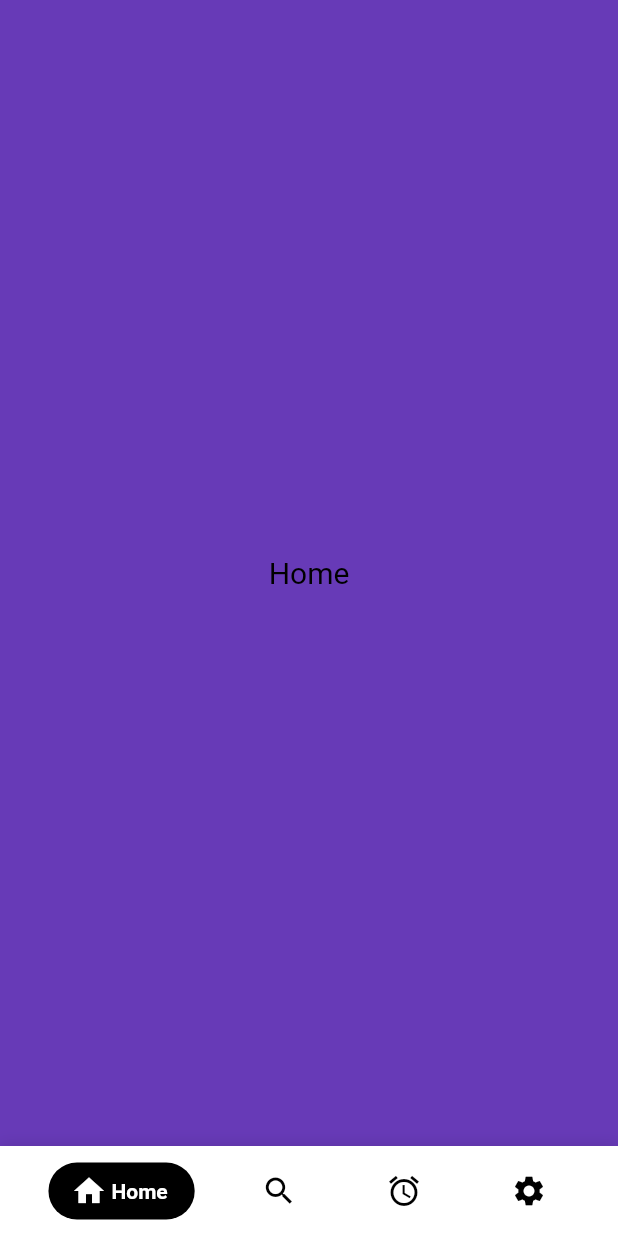
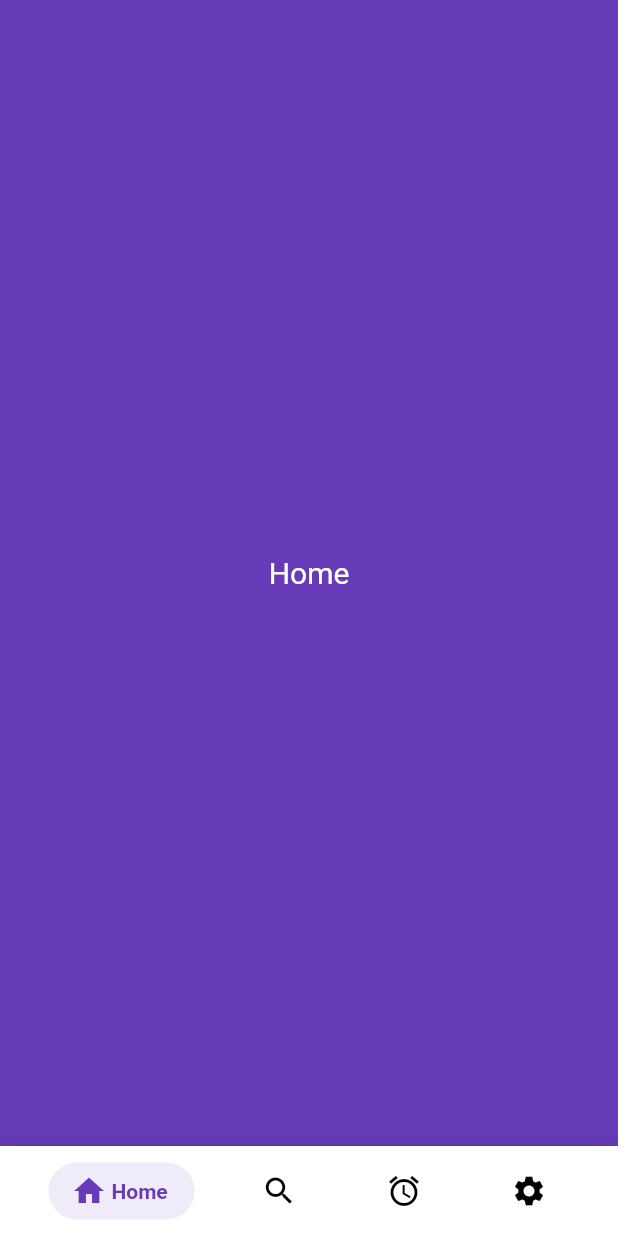
Before and after one commit to kushalmahapatro/cuberto_bottom_bar, a Flutter app: the screen it shows after launch, on a phone screen of 412 x 824 dp. Run offline on Flutter 3.47's test engine with Material 2 defaults, Android fonts, the light colour scheme and no system bars.

```diff
--- a/example/lib/main.dart
+++ b/example/lib/main.dart
@@ -41,7 +41,7 @@ class _MyHomePageState extends State<MyHomePage> {
         child: Center(
             child: Text(
           currentTitle,
-          style: TextStyle(color: inactiveColor, fontSize: 20.0),
+          style: TextStyle(color: Colors.white, fontSize: 20.0),
         )),
       ),
       drawer: new Container(
@@ -60,9 +60,9 @@ class _MyHomePageState extends State<MyHomePage> {
           )),
       bottomNavigationBar: CubertoBottomBar(
         inactiveIconColor: inactiveColor,
-        tabStyle: CubertoTabStyle.STYLE_NORMAL,
+        tabStyle: CubertoTabStyle.STYLE_FADED_BACKGROUND,
         initialSelection: 0,
-        drawer: CubertoDrawer.NO_DRAWER,
+//        drawer: CubertoDrawer(style: CubertoDrawerStyle.END_DRAWER, icon: Icon(Icons.sort)),
         tabs: [
           TabData(
               iconData: Icons.home, title: "Home", tabColor: Colors.deepPurple),
--- a/lib/cuberto_bottom_bar.dart
+++ b/lib/cuberto_bottom_bar.dart
@@ -11,13 +11,28 @@ const int ANIM_DURATION = 300;
 class CubertoBottomBar extends StatefulWidget {
   final Function(int position, String title, Color tabColor)
       onTabChangedListener;
+  /// This color is used to show that the tab is inactive i.e not selected
   final Color inactiveIconColor;
+
+  /// This color is used to specify the tab color
   final Color tabColor;
+
+  /// This color is used to specify the color of text in the tab
   final Color textColor;
+
+  /// This color is used to set up the background color of the bottom bar
   final Color barBackgroundColor;
+
+  /// list of [TabData] to set up the bottom nav bar
   final List<TabData> tabs;
+
+  /// This color is used for the initial color of the text and the icon
   final int initialSelection;
+
+  /// To add a navgation drawer of [CubertoDrawer] type
   final CubertoDrawer drawer;
+
+  /// [CubertoTabStyle] to be defined as required, by default it will be [CubertoTabStyle.STYLE_NORMAL]
   final CubertoTabStyle tabStyle;
 
   final Key key;
@@ -56,8 +71,10 @@ class CubertoBottomBarState extends State<CubertoBottomBar>
   Color textColor;
   Color tabColor;
 
-  CubertoDrawer drawer;
+  CubertoDrawerStyle drawerStyle;
   CubertoTabStyle tabStyle;
+
+  Icon drawerIcon;
 
   @override
   void didChangeDependencies() {
@@ -83,9 +100,24 @@ class CubertoBottomBarState extends State<CubertoBottomBar>
   void initState() {
     super.initState();
     if (widget.drawer == null) {
-      drawer = CubertoDrawer.NO_DRAWER;
-    } else {
-      drawer = widget.drawer;
+      drawerStyle = CubertoDrawerStyle.NO_DRAWER;
+      drawerIcon = Icon(
+        Icons.menu,
+        color: inactiveIconColor,
+      );
+    } else{
+      if(widget.drawer.style != null)
+        drawerStyle = widget.drawer.style;
+      else
+        drawerStyle = CubertoDrawerStyle.NO_DRAWER;
+
+      if( widget.drawer.icon != null)
+        drawerIcon = widget.drawer.icon;
+      else
+        drawerIcon = Icon(
+          Icons.menu,
+          color: inactiveIconColor,
+        );
     }
     if (widget.tabStyle == null) {
       tabStyle = CubertoTabStyle.STYLE_NORMAL;
@@ -118,13 +150,10 @@ class CubertoBottomBarState extends State<CubertoBottomBar>
     }
 
     Widget actions;
-    if (drawer != CubertoDrawer.NO_DRAWER) {
+    if (drawerStyle != CubertoDrawerStyle.NO_DRAWER) {
       actions = IconButton(
-        icon: Icon(
-          Icons.menu,
-          color: inactiveIconColor,
-        ),
-        onPressed: widget.drawer == CubertoDrawer.END_DRAWER
+        icon: drawerIcon,
+        onPressed: widget.drawer.style == CubertoDrawerStyle.END_DRAWER
             ? _handleDrawerButtonEnd
             : _handleDrawerButton,
         tooltip: MaterialLocalizations.of(context).openAppDrawerTooltip,
@@ -144,7 +173,7 @@ class CubertoBottomBarState extends State<CubertoBottomBar>
                 color: Colors.black12, offset: Offset(0, -1), blurRadius: 8)
           ]),
           child: setUptabs(
-              widget.drawer, widget.tabs, widget.onTabChangedListener, actions),
+             drawerStyle, widget.tabs, widget.onTabChangedListener, actions),
         ),
       ],
     );
@@ -195,19 +224,19 @@ class CubertoBottomBarState extends State<CubertoBottomBar>
   }
 
   setUptabs(
-      CubertoDrawer drawer,
+      CubertoDrawerStyle drawerStyle,
       List<TabData> tabs,
       Function(int position, String title, Color tabColor) onTabChangedListener,
       Widget actions) {
     Widget widget;
-    if (drawer == CubertoDrawer.END_DRAWER) {
+    if (drawerStyle == CubertoDrawerStyle.END_DRAWER) {
       widget = Row(children: <Widget>[
         Expanded(
           child: rowTabs(tabs, onTabChangedListener),
         ),
         actions,
       ]);
-    } else if (drawer == CubertoDrawer.START_DRAWER) {
+    } else if (drawerStyle == CubertoDrawerStyle.START_DRAWER) {
       widget = Row(children: <Widget>[
         actions,
         Expanded(
@@ -247,6 +276,14 @@ class TabData {
   final UniqueKey key = UniqueKey();
 }
 
-enum CubertoDrawer { START_DRAWER, END_DRAWER, NO_DRAWER }
+class CubertoDrawer {
+  final Icon icon;
+  final CubertoDrawerStyle style;
+  const CubertoDrawer({this.icon, this.style});
+
+}
+enum CubertoDrawerStyle { START_DRAWER, END_DRAWER, NO_DRAWER }
+
+
 
 enum CubertoTabStyle { STYLE_NORMAL, STYLE_FADED_BACKGROUND }
--- a/lib/internal/tab_item.dart
+++ b/lib/internal/tab_item.dart
@@ -40,13 +40,13 @@ class TabItem extends StatefulWidget {
 class _TabItemState extends State<TabItem> {
   @override
   Widget build(BuildContext context) {
-    return AnimatedContainer(
+    return InkWell(
+      child: AnimatedContainer(
       padding: EdgeInsets.fromLTRB(15.0, 7.0, 15.0, 7.0),
       duration: Duration(milliseconds: ANIM_DURATION),
       decoration: BoxDecoration(
           color: widget.selected ? widget.iconColor : Colors.transparent,
           borderRadius: BorderRadius.all(Radius.circular(20.0))),
-      child: InkWell(
         child: AnimatedContainer(
           duration: Duration(milliseconds: ANIM_DURATION),
           child: Row(
@@ -75,10 +75,10 @@ class _TabItemState extends State<TabItem> {
             ],
           ),
         ),
-        onTap: () {
-          widget.callbackFunction(widget.uniqueKey);
-        },
       ),
+      onTap: () {
+        widget.callbackFunction(widget.uniqueKey);
+      },
     );
   }
 }
--- a/lib/internal/tab_item_new.dart
+++ b/lib/internal/tab_item_new.dart
@@ -41,13 +41,13 @@ class TabItemNew extends StatefulWidget {
 class _TabItemState extends State<TabItemNew> {
   @override
    Widget build(BuildContext context) {
-    return AnimatedContainer(
+    return InkWell(
+      child: AnimatedContainer(
       padding: EdgeInsets.fromLTRB(15.0, 7.0, 15.0, 7.0),
       duration: Duration(milliseconds: ANIM_DURATION),
       decoration: BoxDecoration(
           color: widget.selected ? widget.tabColor.withOpacity(0.1) : Colors.transparent,
           borderRadius: BorderRadius.all(Radius.circular(20.0))),
-      child: InkWell(
         child: AnimatedContainer(
           duration: Duration(milliseconds: ANIM_DURATION),
           child: Row(
@@ -76,10 +76,10 @@ class _TabItemState extends State<TabItemNew> {
             ],
           ),
         ),
-        onTap: () {
-          widget.callbackFunction(widget.uniqueKey);
-        },
       ),
+      onTap: () {
+        widget.callbackFunction(widget.uniqueKey);
+      },
     );
   }
 }
--- a/pubspec.yaml
+++ b/pubspec.yaml
@@ -1,6 +1,6 @@
 name: cuberto_bottom_bar
 description: An animated bottom navigation bar supporting drawer icon at start or end or can be used with the drawer icon and is provided with 2 different style.
-version: 0.0.2
+version: 1.0.0
 author: Kushal Mahapatro  <kushalmahapatro@gmail.com>
 homepage: https://github.com/kushalmahapatro/cuberto_bottom_bar
 
```
Also changed, not shown: example/pubspec.lock, pubspec.lock, 4 other files.
